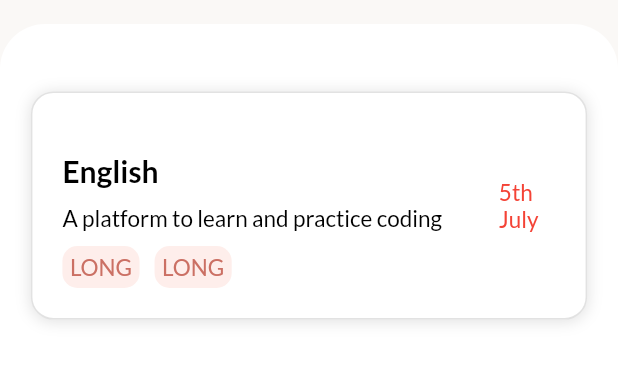
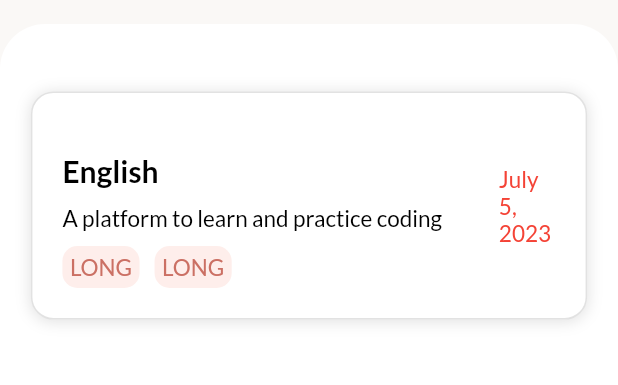
Before and after one commit to dhanushe/Eduvance, a Flutter app: the TranscriptionScreen screen opened directly, after a tap on the "arrow downward" icon, on a phone screen of 412 x 824 dp, the part 60-445 px from its top. Run offline on Flutter 3.47's test engine with Material 2 defaults, Android fonts, the phone set to English and light mode, and no system bars; our stand-ins replace feather_icons, google_fonts, speech_to_text.

Commit message:
some randomd changes

```diff
--- a/lib/main.dart
+++ b/lib/main.dart
@@ -232,7 +232,7 @@
             ),
             const Spacer(),
             const Flexible(
-                child: Text('5th July',
+                child: Text('July 5, 2023',
                     style: TextStyle(
                         color: Colors.red,
                         fontSize: 15,
--- a/lib/transcription_screen.dart
+++ b/lib/transcription_screen.dart
@@ -29,7 +29,7 @@ class _TranscriptionScreenState extends State<TranscriptionScreen> {
   Future toggleRecording() => SpeechAPI.toggleRecording(
         onResult: (text) {
           setState(() => _text = text);
-          print('text: $_text');
+          // print('text: $_text');
         },
       );
 
@@ -70,7 +70,7 @@ class _TranscriptionScreenState extends State<TranscriptionScreen> {
                 borderRadius: BorderRadius.circular(5),
               ),
               child: Text(
-                _isPlaying ? 'Currently Recording' : 'Currently Paused',
+                _isPlaying ? 'Recording' : 'Paused',
                 style: TextStyle(
                   color:
                       _isPlaying ? Colors.green[700] : Colors.deepOrange[700],
@@ -88,7 +88,8 @@ class _TranscriptionScreenState extends State<TranscriptionScreen> {
           onPressed: () {
             SpeechAPI.cancelRecording();
             SpeechAPI.stopRecording();
-            _text = 'Listening...';
+            // _text = 'Listening...';
+            print(_text);
             Navigator.pop(context);
           },
         ),
```
